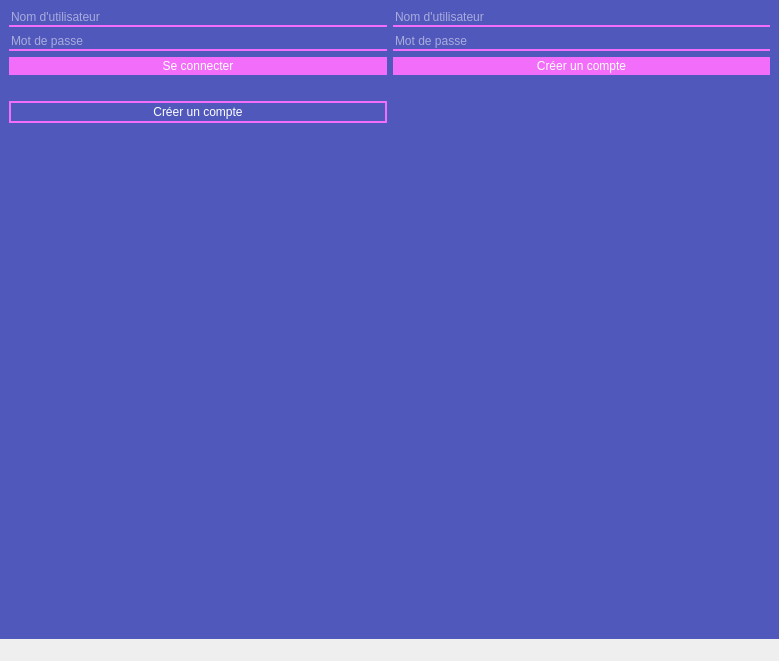
Qt form views/MainWindow.ui (hug0be/pyhon_app) before a commit.
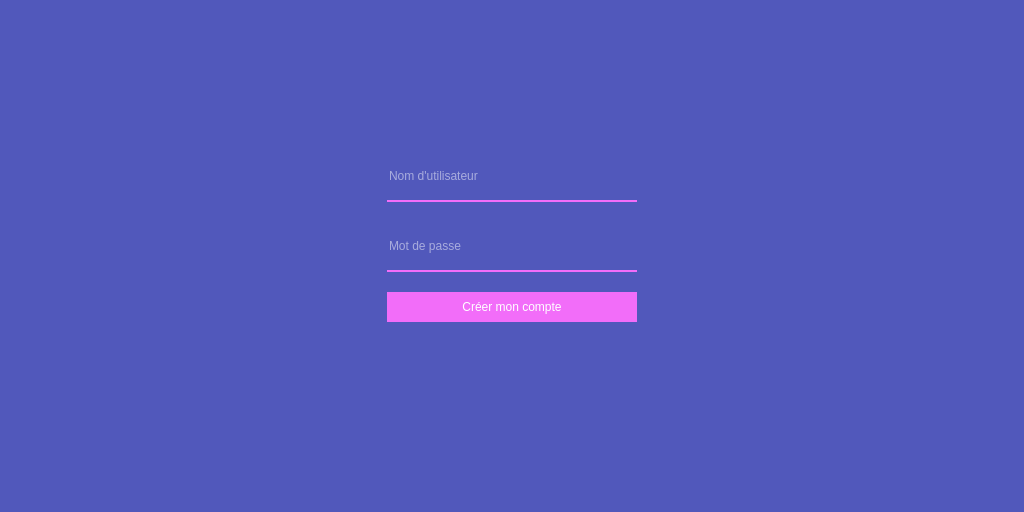
The same form after that commit. The open tabs and pages were chosen to show the change. Icons and pictures are not drawn.

Commit message: [FEATURE] Redesign de la fenêtre d'accueil

```diff
--- a/views/MainWindow.ui
+++ b/views/MainWindow.ui
@@ -6,8 +6,8 @@
    <rect>
     <x>0</x>
     <y>0</y>
-    <width>779</width>
-    <height>661</height>
+    <width>1024</width>
+    <height>512</height>
    </rect>
   </property>
   <property name="windowTitle">
@@ -36,6 +36,10 @@
 	padding: 2px 5px;
 }
 
+#backButton, #backButton2 {
+	background-color: transparent;
+}
+
 #createAccountSecondaryButton {
 	border: 2px solid #F26DF9;
 	background: none;
@@ -49,10 +53,117 @@
     <bool>false</bool>
    </property>
    <layout class="QHBoxLayout" name="horizontalLayout">
-    <item>
-     <layout class="QVBoxLayout" name="verticalLayout">
+    <item alignment="Qt::AlignHCenter|Qt::AlignVCenter">
+     <widget class="QStackedWidget" name="pagesList">
+      <property name="minimumSize">
+       <size>
+        <width>470</width>
+        <height>450</height>
+       </size>
+      </property>
+      <property name="styleSheet">
+       <string notr="true"/>
+      </property>
+      <property name="currentIndex">
+       <number>1</number>
+      </property>
+      <widget class="QWidget" name="Acceuil_site">
+       <property name="styleSheet">
+        <string notr="true"/>
+       </property>
+       <widget class="QLabel" name="label">
+        <property name="enabled">
+         <bool>true</bool>
+        </property>
+        <property name="geometry">
+         <rect>
+          <x>0</x>
+          <y>0</y>
+          <width>471</width>
+          <height>191</height>
+         </rect>
+        </property>
+        <property name="font">
+         <font>
+          <pointsize>28</pointsize>
+          <weight>75</weight>
+          <bold>true</bold>
+         </font>
+        </property>
+        <property name="text">
+         <string>Bienvenue sur WinQuest</string>
+        </property>
+        <property name="alignment">
+         <set>Qt::AlignCenter</set>
+        </property>
+       </widget>
+       <widget class="QPushButton" name="chooseConnectButton">
+        <property name="geometry">
+         <rect>
+          <x>159</x>
+          <y>170</y>
+          <width>152</width>
+          <height>24</height>
+         </rect>
+        </property>
+        <property name="styleSheet">
+         <string notr="true">*{
+display: flex;
+justify-content : center
+}</string>
+        </property>
+        <property name="text">
+         <string>Se connecter</string>
+        </property>
+       </widget>
+       <widget class="QPushButton" name="chooseCreateAccountButton">
+        <property name="geometry">
+         <rect>
+          <x>159</x>
+          <y>210</y>
+          <width>151</width>
+          <height>24</height>
+         </rect>
+        </property>
+        <property name="text">
+         <string>Créer mon compte</string>
+        </property>
+       </widget>
+      </widget>
+      <widget class="QWidget" name="Se_connecter">
+       <property name="sizePolicy">
+        <sizepolicy hsizetype="Preferred" vsizetype="Preferred">
+         <horstretch>0</horstretch>
+         <verstretch>0</verstretch>
+        </sizepolicy>
+       </property>
+       <widget class="QWidget" name="widget_3" native="true">
+        <property name="geometry">
+         <rect>
+          <x>109</x>
+          <y>120</y>
+          <width>252</width>
+          <height>208</height>
+         </rect>
+        </property>
+        <property name="sizePolicy">
+         <sizepolicy hsizetype="Preferred" vsizetype="Preferred">
+          <horstretch>0</horstretch>
+          <verstretch>0</verstretch>
+         </sizepolicy>
+        </property>
+        <layout class="QVBoxLayout" name="verticalLayout_5">
+         <property name="spacing">
+          <number>20</number>
+         </property>
       <item>
        <widget class="QLineEdit" name="connectUsername">
+           <property name="minimumSize">
+            <size>
+             <width>0</width>
+             <height>50</height>
+            </size>
+           </property>
         <property name="echoMode">
          <enum>QLineEdit::Normal</enum>
         </property>
@@ -63,6 +174,12 @@
       </item>
       <item>
        <widget class="QLineEdit" name="connectPassword">
+           <property name="minimumSize">
+            <size>
+             <width>0</width>
+             <height>50</height>
+            </size>
+           </property>
         <property name="echoMode">
          <enum>QLineEdit::Password</enum>
         </property>
@@ -73,6 +190,12 @@
       </item>
       <item>
        <widget class="QPushButton" name="connectButton">
+           <property name="minimumSize">
+            <size>
+             <width>0</width>
+             <height>30</height>
+            </size>
+           </property>
         <property name="text">
          <string>Se connecter</string>
         </property>
@@ -88,32 +211,72 @@
         </property>
        </widget>
       </item>
-      <item>
-       <widget class="QPushButton" name="createAccountSecondaryButton">
-        <property name="text">
-         <string>Créer un compte</string>
-        </property>
-       </widget>
-      </item>
-      <item>
-       <spacer name="verticalSpacer_2">
-        <property name="orientation">
-         <enum>Qt::Vertical</enum>
-        </property>
-        <property name="sizeHint" stdset="0">
-         <size>
-          <width>20</width>
-          <height>500</height>
-         </size>
-        </property>
-       </spacer>
-      </item>
-     </layout>
-    </item>
-    <item>
-     <layout class="QVBoxLayout" name="verticalLayout_2">
+        </layout>
+       </widget>
+       <widget class="QPushButton" name="backButton2">
+        <property name="geometry">
+         <rect>
+          <x>40</x>
+          <y>50</y>
+          <width>75</width>
+          <height>24</height>
+         </rect>
+        </property>
+        <property name="text">
+         <string/>
+        </property>
+        <property name="icon">
+         <iconset resource="../resources/resources.qrc">
+          <normaloff>:/icons/images/back.png</normaloff>:/icons/images/back.png</iconset>
+        </property>
+        <property name="autoDefault">
+         <bool>false</bool>
+        </property>
+        <property name="default">
+         <bool>false</bool>
+        </property>
+       </widget>
+      </widget>
+      <widget class="QWidget" name="Creer_compte">
+       <widget class="QWidget" name="widget_4" native="true">
+        <property name="geometry">
+         <rect>
+          <x>109</x>
+          <y>120</y>
+          <width>252</width>
+          <height>208</height>
+         </rect>
+        </property>
+        <property name="sizePolicy">
+         <sizepolicy hsizetype="Preferred" vsizetype="Preferred">
+          <horstretch>0</horstretch>
+          <verstretch>0</verstretch>
+         </sizepolicy>
+        </property>
+        <layout class="QVBoxLayout" name="verticalLayout_6">
+         <property name="spacing">
+          <number>20</number>
+         </property>
+         <property name="leftMargin">
+          <number>1</number>
+         </property>
+         <property name="topMargin">
+          <number>1</number>
+         </property>
+         <property name="rightMargin">
+          <number>1</number>
+         </property>
+         <property name="bottomMargin">
+          <number>1</number>
+         </property>
       <item>
        <widget class="QLineEdit" name="accountUsername">
+           <property name="minimumSize">
+            <size>
+             <width>0</width>
+             <height>50</height>
+            </size>
+           </property>
         <property name="echoMode">
          <enum>QLineEdit::Normal</enum>
         </property>
@@ -124,6 +287,12 @@
       </item>
       <item>
        <widget class="QLineEdit" name="accountPassword">
+           <property name="minimumSize">
+            <size>
+             <width>0</width>
+             <height>50</height>
+            </size>
+           </property>
         <property name="echoMode">
          <enum>QLineEdit::Password</enum>
         </property>
@@ -134,26 +303,16 @@
       </item>
       <item>
        <widget class="QPushButton" name="createAccountButton">
-        <property name="text">
-         <string>Créer un compte</string>
-        </property>
-       </widget>
-      </item>
-      <item>
-       <spacer name="verticalSpacer">
-        <property name="orientation">
-         <enum>Qt::Vertical</enum>
-        </property>
-        <property name="sizeType">
-         <enum>QSizePolicy::Maximum</enum>
-        </property>
-        <property name="sizeHint" stdset="0">
+           <property name="minimumSize">
          <size>
-          <width>20</width>
-          <height>500</height>
-         </size>
-        </property>
-       </spacer>
+             <width>0</width>
+             <height>30</height>
+            </size>
+           </property>
+           <property name="text">
+            <string>Créer mon compte</string>
+           </property>
+          </widget>
       </item>
       <item>
        <widget class="QLabel" name="createAccountErrorsLabel">
@@ -166,10 +325,35 @@
        </widget>
       </item>
      </layout>
+       </widget>
+       <widget class="QPushButton" name="backButton">
+        <property name="geometry">
+         <rect>
+          <x>40</x>
+          <y>50</y>
+          <width>75</width>
+          <height>24</height>
+         </rect>
+        </property>
+        <property name="text">
+         <string/>
+        </property>
+        <property name="icon">
+         <iconset resource="../resources/resources.qrc">
+          <normaloff>:/icons/images/back.png</normaloff>:/icons/images/back.png</iconset>
+        </property>
+        <property name="autoDefault">
+         <bool>false</bool>
+        </property>
+        <property name="default">
+         <bool>false</bool>
+        </property>
+       </widget>
+      </widget>
+     </widget>
     </item>
    </layout>
   </widget>
-  <widget class="QStatusBar" name="statusbar"/>
  </widget>
  <resources/>
  <connections/>
```
Left out of the diff: 13 changed lines with no effect on the pictures. Lines whose indentation alone changed are shown as unchanged. The commit also changes 5 other files.
